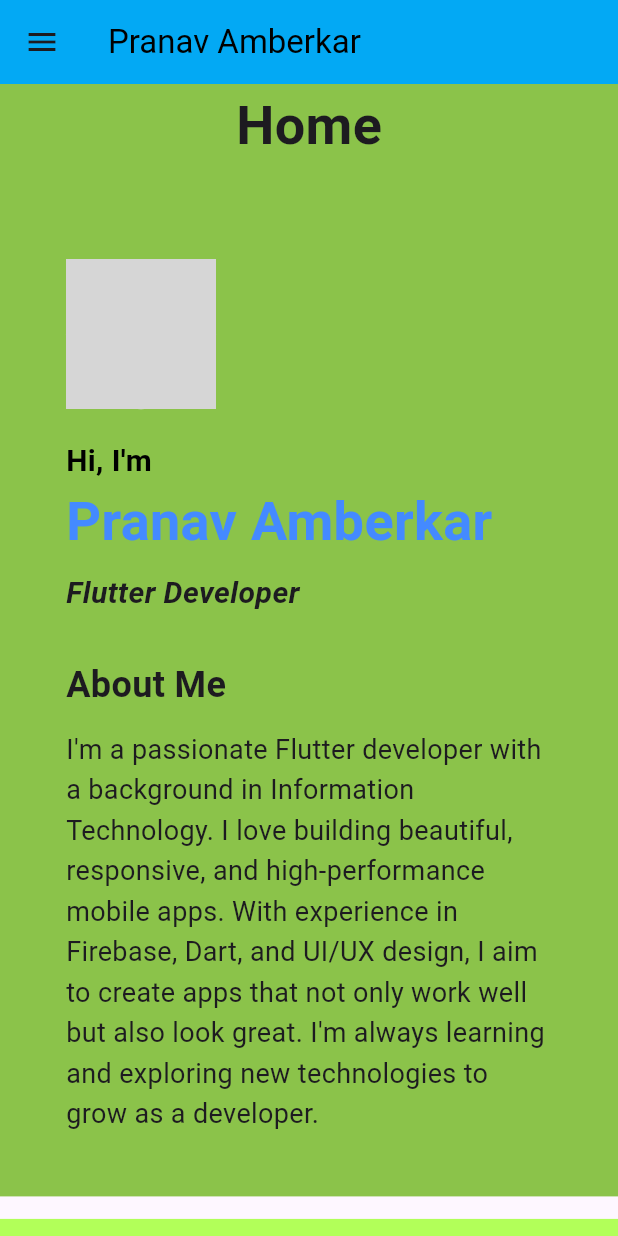
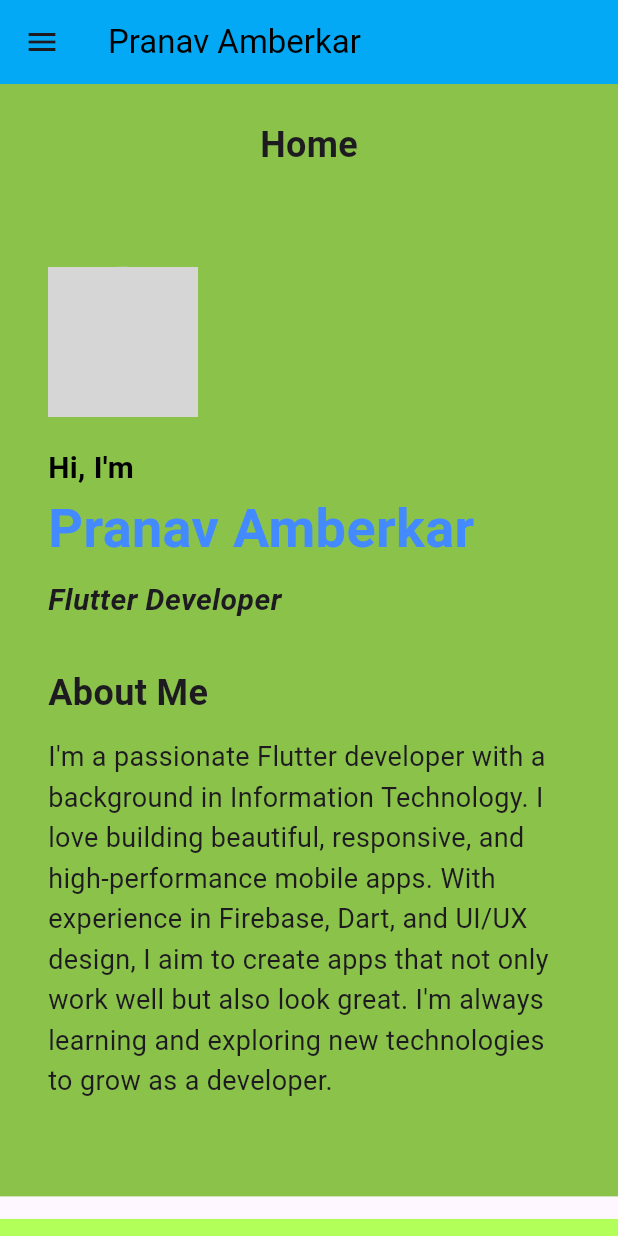
Before and after one commit to pranavamberkar/my-portfolio, a Flutter app: the screen it shows after launch, on a phone screen of 412 x 824 dp. Run offline on Flutter 3.47's test engine with Material 3 defaults, Android fonts, the phone set to English and light mode, and no system bars; drawn by our look-alikes of animated_text_kit; Roboto replaces fonts that are missing (Arial); grey boxes are pictures that could not be loaded.

Commit message:
Improved Mobile Responsiveness

```diff
--- a/lib/main.dart
+++ b/lib/main.dart
@@ -172,28 +172,35 @@ class Section extends StatelessWidget {
 
   @override
   Widget build(BuildContext context) {
+    final screenWidth = MediaQuery.of(context).size.width;
     final screenHeight = MediaQuery.of(context).size.height;
+    final bool isSmallScreen = screenWidth < 600;
 
     return Container(
       color: backgroundColor,
-      padding: const EdgeInsets.symmetric(horizontal: 24),
+      padding: EdgeInsets.symmetric(horizontal: isSmallScreen ? 12 : 24),
       constraints: BoxConstraints(minHeight: screenHeight * 0.9),
       width: double.infinity,
       child: Center(
+        child: ConstrainedBox(
+          constraints: const BoxConstraints(maxWidth: 1000),
           child: Column(
             mainAxisSize: MainAxisSize.min,
             crossAxisAlignment: CrossAxisAlignment.center,
             children: [
               Text(
                 title,
-              style: const TextStyle(fontSize: 36, fontWeight: FontWeight.bold),
+                style: TextStyle(
+                  fontSize: isSmallScreen ? 24 : 36,
+                  fontWeight: FontWeight.bold,
+                ),
               ),
               const SizedBox(height: 24),
               content,
             ],
           ),
         ),
+      ),
     );
   }
 }
-// Minor change to trigger deploy
```
Lines whose indentation alone changed are shown as unchanged.
